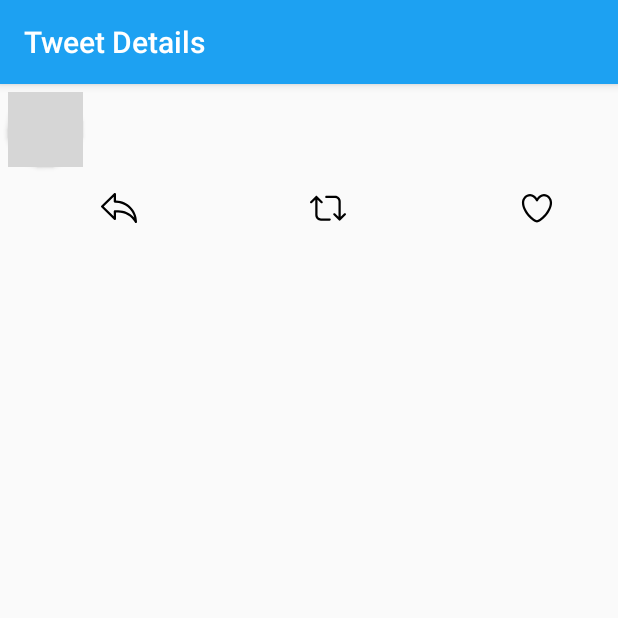
After one commit to PrimeBIue/Twitter_App, an Android app: the DetailsAcitivity screen opened directly, with no data from a screen before it, on a phone screen of 412 x 824 dp, the top half of it. The commit adds this screen. Run offline under Robolectric (Android 15) with nearby library versions, the phone set to English and light mode, and no system bars; pictures from the network do not load; grey boxes are pictures that could not be loaded.

Commit message:
Added basic tweet details activity

```diff
--- a/app/src/main/AndroidManifest.xml
+++ b/app/src/main/AndroidManifest.xml
@@ -13,7 +13,8 @@
         android:icon="@drawable/ic_launcher"
         android:label="@string/app_name"
         android:theme="@style/AppTheme">
-        <activity android:name=".ComposeActivity"></activity>
+        <activity android:name=".DetailsAcitivity"></activity>
+        <activity android:name=".ComposeActivity" />
         <activity android:name=".TimelineActivity" />
         <activity
             android:name=".LoginActivity"
--- /dev/null
+++ b/app/src/main/java/com/codepath/apps/restclienttemplate/DetailsAcitivity.java
@@ -0,0 +1,58 @@
+package com.codepath.apps.restclienttemplate;
+
+import androidx.appcompat.app.AppCompatActivity;
+
+import android.os.Bundle;
+import android.widget.ImageButton;
+import android.widget.ImageView;
+import android.widget.TextView;
+
+import com.bumptech.glide.Glide;
+
+public class DetailsAcitivity extends AppCompatActivity {
+
+    Long id;
+    TextView tvBody;
+    TextView tvScreenName;
+    TextView tvName;
+    ImageView ivProfileImage;
+    ImageView ivMedia;
+
+    ImageButton btnLike;
+    ImageButton btnRetweet;
+    ImageButton btnReply;
+
+    @Override
+    protected void onCreate(Bundle savedInstanceState) {
+        super.onCreate(savedInstanceState);
+        setContentView(R.layout.activity_details_acitivity);
+
+        getSupportActionBar().setTitle("Tweet Details");
+
+        id = getIntent().getLongExtra("id", 0);
+
+        tvBody = findViewById(R.id.tvBody);
+        tvScreenName = findViewById(R.id.tvName);
+        tvName = findViewById(R.id.tvScreenName);
+
+        ivProfileImage = findViewById(R.id.ivProfileImage);
+        ivMedia = findViewById(R.id.ivMedia);
+
+        btnLike = findViewById(R.id.btnLike);
+        btnRetweet = findViewById(R.id.btnRetweet);
+        btnReply = findViewById(R.id.btnReply);
+
+        tvBody.setText(getIntent().getStringExtra("body"));
+        tvScreenName.setText(getIntent().getStringExtra("screen_name"));
+        tvName.setText(getIntent().getStringExtra("name"));
+
+        Glide.with(this)
+                .load(getIntent().getStringExtra("profile_image"))
+                .into(ivProfileImage);
+        Glide.with(this)
+                .load(getIntent().getStringExtra("media_url"))
+                .into(ivMedia);
+
+
+    }
+}
--- a/app/src/main/java/com/codepath/apps/restclienttemplate/TimelineActivity.java
+++ b/app/src/main/java/com/codepath/apps/restclienttemplate/TimelineActivity.java
@@ -127,6 +127,19 @@ public class TimelineActivity extends AppCompatActivity {
                         Log.i(TAG, "onFailure retweeting tweet");
                     }
                 });
+            }
+
+            @Override
+            public void onTvBodyCLicked(int position) {
+                Intent intent = new Intent(TimelineActivity.this, DetailsAcitivity.class);
+                intent.putExtra("screen_name", tweets.get(position).user.screenName);
+                intent.putExtra("profile_image", tweets.get(position).user.profileImageUrl);
+                intent.putExtra("name", tweets.get(position).user.name);
+                intent.putExtra("body", tweets.get(position).body);
+                intent.putExtra("media_url", tweets.get(position).entities.mediaUrl);
+                intent.putExtra("id", tweets.get(position).id);
+                startActivity(intent);
+
             }
         };
 
--- a/app/src/main/java/com/codepath/apps/restclienttemplate/TweetsAdapter.java
+++ b/app/src/main/java/com/codepath/apps/restclienttemplate/TweetsAdapter.java
@@ -37,6 +37,7 @@ public class TweetsAdapter extends RecyclerView.Adapter<TweetsAdapter.ViewHolder
         void onBtnLikeClicked(int position);
         void onBtnReplyClicked(int position);
         void onBtnRetweetClicked(int position);
+        void onTvBodyCLicked(int position);
     }
 
     Context context;
@@ -140,6 +141,11 @@ public class TweetsAdapter extends RecyclerView.Adapter<TweetsAdapter.ViewHolder
                 @Override
                 public void onClick(View view) { clickListener.onBtnRetweetClicked(getAdapterPosition()); }
             });
+
+            tvBody.setOnClickListener(new View.OnClickListener() {
+                @Override
+                public void onClick(View view) { clickListener.onTvBodyCLicked(getAdapterPosition()); }
+            });
         }
     }
     public String getRelativeTimeAgo(String rawJsonDate) {
--- /dev/null
+++ b/app/src/main/res/layout/activity_details_acitivity.xml
@@ -0,0 +1,114 @@
+<?xml version="1.0" encoding="utf-8"?>
+<RelativeLayout xmlns:android="http://schemas.android.com/apk/res/android"
+    xmlns:app="http://schemas.android.com/apk/res-auto"
+    xmlns:tools="http://schemas.android.com/tools"
+    android:layout_width="match_parent"
+    android:layout_height="wrap_content"
+    android:layout_marginTop="5dp"
+    tools:context=".DetailsAcitivity">
+
+
+    <androidx.cardview.widget.CardView
+        android:id="@+id/card"
+        android:layout_width="50dp"
+        android:layout_height="50dp"
+        android:layout_marginStart="5dp"
+        app:cardCornerRadius="50dp">
+
+        <ImageView
+
+            android:id="@+id/ivProfileImage"
+            android:layout_width="match_parent"
+            android:layout_height="match_parent"
+            android:layout_alignParentStart="true"
+            android:layout_alignParentTop="true"
+            android:layout_marginStart="0dp"
+            android:layout_marginTop="0dp"
+
+            tools:srcCompat="@tools:sample/avatars" />
+    </androidx.cardview.widget.CardView>
+
+    <ImageView
+        android:id="@+id/ivMedia"
+        android:layout_width="match_parent"
+        android:layout_height="wrap_content"
+        android:layout_below="@+id/tvBody"
+        android:layout_marginStart="5dp"
+        android:layout_marginTop="0dp"
+        android:layout_toEndOf="@+id/card"
+        android:adjustViewBounds="true"
+        tools:srcCompat="@tools:sample/backgrounds/scenic" />
+
+    <TextView
+        android:id="@+id/tvScreenName"
+        android:layout_width="wrap_content"
+        android:layout_height="wrap_content"
+        android:layout_alignParentTop="true"
+        android:layout_marginStart="5dp"
+        android:layout_marginTop="0dp"
+        android:layout_toEndOf="@+id/card"
+        android:text="TestScreenName"
+        android:textColor="@color/black"
+        android:textStyle="bold" />
+
+    <TextView
+        android:id="@+id/tvBody"
+        android:layout_width="wrap_content"
+        android:layout_height="wrap_content"
+        android:layout_below="@+id/tvName"
+        android:layout_marginStart="5dp"
+        android:layout_marginTop="2dp"
+        android:layout_toEndOf="@+id/card"
+        android:text="Test"
+        android:textColor="#3E3E3E" />
+
+
+
+    <TextView
+        android:id="@+id/tvName"
+        android:layout_width="wrap_content"
+        android:layout_height="wrap_content"
+        android:layout_below="@+id/tvScreenName"
+        android:layout_marginStart="5dp"
+        android:layout_toEndOf="@+id/card"
+        android:text="\@warriors" />
+
+    <ImageButton
+        android:id="@+id/btnRetweet"
+        android:layout_width="wrap_content"
+        android:layout_height="wrap_content"
+        android:layout_below="@+id/ivMedia"
+        android:layout_marginStart="115dp"
+        android:layout_marginTop="5dp"
+        android:layout_marginBottom="5dp"
+        android:layout_toEndOf="@+id/btnReply"
+        android:background="@null"
+        app:srcCompat="@drawable/ic_vector_retweet_stroke" />
+
+    <ImageButton
+        android:id="@+id/btnReply"
+        android:layout_width="wrap_content"
+        android:layout_height="wrap_content"
+        android:layout_below="@+id/ivMedia"
+
+        android:layout_marginStart="12dp"
+        android:layout_marginTop="5dp"
+        android:layout_marginEnd="0dp"
+        android:layout_toEndOf="@+id/card"
+        android:background="@null"
+        app:srcCompat="@drawable/ic_reply" />
+
+    <ImageButton
+        android:id="@+id/btnLike"
+        android:layout_width="wrap_content"
+        android:layout_height="wrap_content"
+        android:layout_below="@+id/ivMedia"
+        android:layout_marginStart="115dp"
+        android:layout_marginTop="5dp"
+        android:layout_toEndOf="@id/btnRetweet"
+        android:background="@null"
+        app:srcCompat="@drawable/ic_vector_heart_stroke" />
+
+
+
+</RelativeLayout>
```
